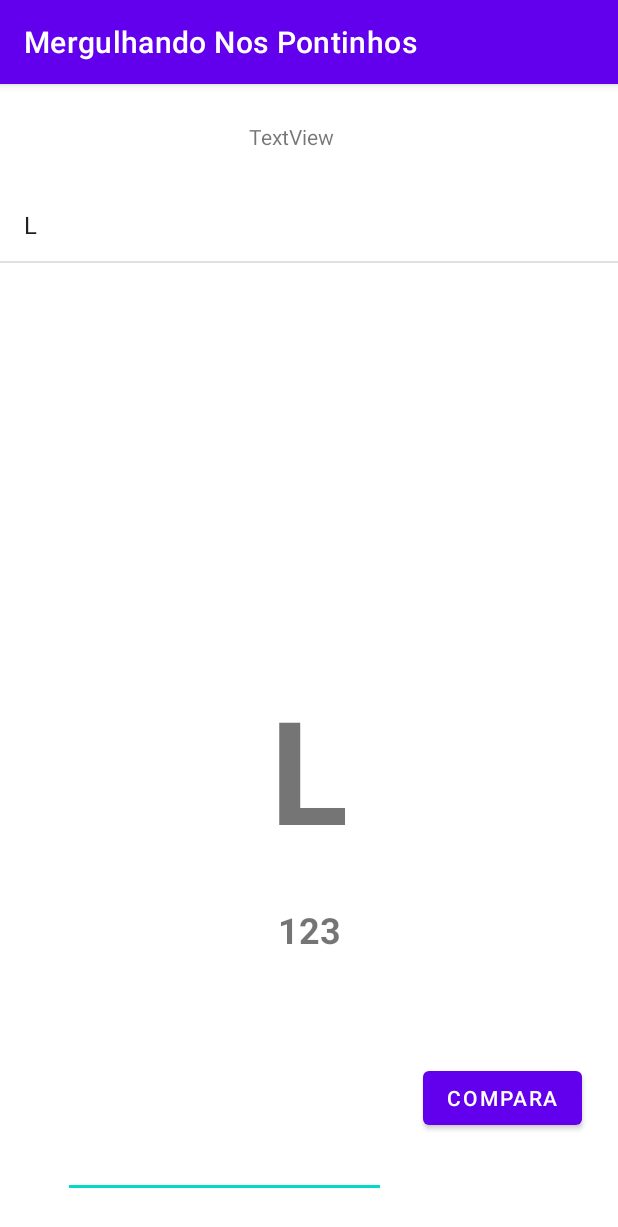
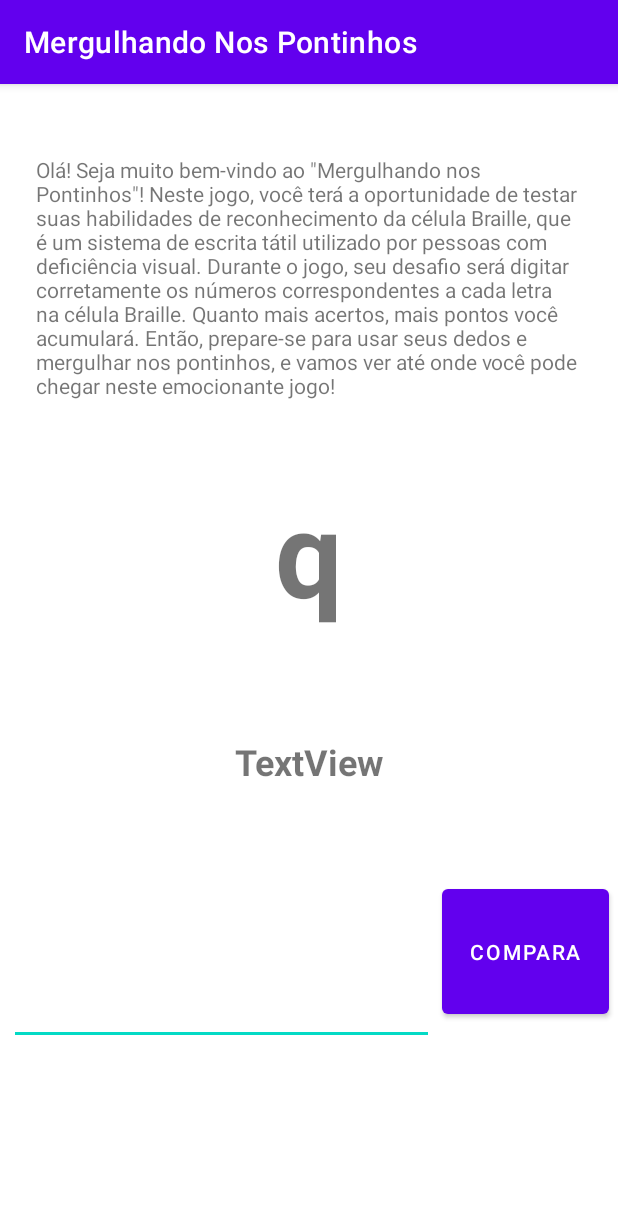
Before and after one commit to rbeninca/mergunlhadoNosPontinhos, an Android app: the screen it shows after launch (MainActivity), on a phone screen of 412 x 824 dp. Shown: the top 1227 px of the screen. Run offline under Robolectric (Android 15) with nearby library versions, the phone set to English and light mode, and no system bars.

Commit message:
Merge remote-tracking branch 'origin/master'
# Conflicts:
#	app/src/main/java/br/com/rbeninca/mergulhandonospontinhos/MainActivity.java

```diff
--- a/app/src/main/java/br/com/rbeninca/mergulhandonospontinhos/MainActivity.java
+++ b/app/src/main/java/br/com/rbeninca/mergulhandonospontinhos/MainActivity.java
@@ -22,7 +22,7 @@ import java.util.Locale;
 import java.util.Random;
 
 public class MainActivity extends AppCompatActivity implements View.OnClickListener {
-
+    Integer pontos= 0;
     EditText editTextResposta;
     TextView tvPergunta, tvCelaResposta;
     MergulhandoNosPontinhosManager manager;
@@ -41,13 +41,15 @@ public class MainActivity extends AppCompatActivity implements View.OnClickListe
         tvPergunta.setOnClickListener(this);
         Button button = findViewById(R.id.button);
         button.setOnClickListener(this);
-        listView = findViewById(R.id.listView);
+
+
 
 
         manager = new MergulhandoNosPontinhosManager();
         manager.iniciaJogo();
         carregaProximaLetra();
         lerTextoDoTextView();
+
 
         textToSpeech = new TextToSpeech(MainActivity.this, new TextToSpeech.OnInitListener() {
             @Override
@@ -66,14 +68,15 @@ public class MainActivity extends AppCompatActivity implements View.OnClickListe
         for (Letra l : manager.letrasSorteadas) {
             list.add(l.getCarater());
         }
+
         ArrayAdapter adapter = new ArrayAdapter(this, android.R.layout.simple_list_item_1, list);
-        listView.setAdapter(adapter);
+      //  listView.setAdapter(adapter);
 
     }
 
     public void carregaProximaLetra() {
         tvPergunta.setText(manager.getLetraAtual().getCarater());
-        tvCelaResposta.setText(manager.letraAtual.getStringCela());
+        //tvCelaResposta.setText(manager.letraAtual.getStringCela());
         lerTextoDoTextView();
         showListagem();
 
@@ -105,6 +108,7 @@ public class MainActivity extends AppCompatActivity implements View.OnClickListe
     }
 
     public void fazBeepErro() {
+
         ToneGenerator toneGen1 = new ToneGenerator(AudioManager.STREAM_MUSIC, 100);
         toneGen1.startTone(ToneGenerator.TONE_CDMA_ABBR_ALERT, 550);
     }
@@ -124,6 +128,7 @@ public class MainActivity extends AppCompatActivity implements View.OnClickListe
                     carregaProximaLetra();
                     listView.invalidate();
                     lerTextoDoTextView();
+
                 } else {
                     fazBeepErro();
                 }
--- a/app/src/main/java/br/com/rbeninca/mergulhandonospontinhos/MergulhandoNosPontinhosManager.java
+++ b/app/src/main/java/br/com/rbeninca/mergulhandonospontinhos/MergulhandoNosPontinhosManager.java
@@ -11,8 +11,10 @@ public class MergulhandoNosPontinhosManager {
 
     public MergulhandoNosPontinhosManager() {
         alfabetoBraile= new AlfabetoBraile();
-        alfabetoBraile.carregaAlfabetoCompletoAZ();
         letrasSorteadas = new ArrayList<Letra>();
+        //alfabetoBraile.carregaAlfabetoCompletoAZ();
+        alfabetoBraile.carregaTudo();
+
 
 
     }
@@ -23,7 +25,8 @@ public class MergulhandoNosPontinhosManager {
     }
 
     public void iniciaJogo() {
-        alfabetoBraile.carregaAlfabetoCompletoAZ();
+        //alfabetoBraile.carregaAlfabetoCompletoAZ();
+        alfabetoBraile.carregaTudo();
         letrasSorteadas.clear();
         sorteiaLetra();
         letrasSorteadas.add(letraAtual);
--- a/app/src/main/res/layout/activity_main.xml
+++ b/app/src/main/res/layout/activity_main.xml
@@ -8,23 +8,27 @@
 
     <Button
         android:id="@+id/button"
-        android:layout_width="wrap_content"
-        android:layout_height="wrap_content"
-        android:layout_marginEnd="24dp"
-        android:layout_marginBottom="68dp"
+        android:layout_width="111dp"
+        android:layout_height="95dp"
         android:text="Compara"
-        app:layout_constraintBottom_toBottomOf="parent"
-        app:layout_constraintEnd_toEndOf="parent" />
+        app:layout_constraintBottom_toBottomOf="@+id/editTextResposta"
+        app:layout_constraintEnd_toEndOf="parent"
+        app:layout_constraintHorizontal_bias="0.5"
+        app:layout_constraintStart_toEndOf="@+id/editTextResposta"
+        app:layout_constraintTop_toTopOf="@+id/editTextResposta" />
 
     <TextView
         android:id="@+id/textView"
-        android:layout_width="wrap_content"
+        android:layout_width="0dp"
         android:layout_height="wrap_content"
-        android:layout_marginStart="166dp"
-        android:text="TextView"
-        app:layout_constraintBottom_toTopOf="@+id/listView"
+        android:layout_marginStart="24dp"
+        android:layout_marginEnd="24dp"
+        android:text="Olá! Seja muito bem-vindo ao &quot;Mergulhando nos Pontinhos&quot;! Neste jogo, você terá a oportunidade de testar suas habilidades de reconhecimento da célula Braille, que é um sistema de escrita tátil utilizado por pessoas com deficiência visual. Durante o jogo, seu desafio será digitar corretamente os números correspondentes a cada letra na célula Braille. Quanto mais acertos, mais pontos você acumulará. Então, prepare-se para usar seus dedos e mergulhar nos pontinhos, e vamos ver até onde você pode chegar neste emocionante jogo!"
+        app:layout_constraintBottom_toTopOf="@+id/textViewPergunta"
+        app:layout_constraintEnd_toEndOf="parent"
         app:layout_constraintStart_toStartOf="parent"
-        app:layout_constraintTop_toTopOf="parent" />
+        app:layout_constraintTop_toTopOf="parent"
+        app:layout_constraintVertical_bias="0.26" />
 
     <TextView
         android:id="@+id/textViewPergunta"
@@ -33,22 +37,23 @@
         android:text="TextView"
         android:textAlignment="center"
         android:textAllCaps="false"
-        android:textSize="96sp"
+        android:textSize="80sp"
         android:textStyle="bold"
         app:layout_constraintBottom_toTopOf="@+id/textViewCelaResposta"
         app:layout_constraintEnd_toEndOf="parent"
-        app:layout_constraintHorizontal_bias="0.5"
         app:layout_constraintStart_toStartOf="parent"
-        app:layout_constraintTop_toBottomOf="@+id/listView" />
+        app:layout_constraintTop_toBottomOf="@+id/textView" />
 
     <EditText
         android:id="@+id/editTextResposta"
-        android:layout_width="215dp"
-        android:layout_height="137dp"
-        android:layout_marginStart="42dp"
+        android:layout_width="283dp"
+        android:layout_height="125dp"
+        android:layout_marginBottom="80dp"
         android:ems="10"
         android:inputType="number"
         app:layout_constraintBottom_toBottomOf="parent"
+        app:layout_constraintEnd_toStartOf="@+id/button"
+        app:layout_constraintHorizontal_bias="0.5"
         app:layout_constraintStart_toStartOf="parent"
         app:layout_constraintTop_toBottomOf="@+id/textViewCelaResposta" />
 
@@ -61,16 +66,7 @@
         android:textStyle="bold"
         app:layout_constraintBottom_toTopOf="@+id/editTextResposta"
         app:layout_constraintEnd_toEndOf="parent"
-        app:layout_constraintHorizontal_bias="0.5"
         app:layout_constraintStart_toStartOf="parent"
         app:layout_constraintTop_toBottomOf="@+id/textViewPergunta" />
 
-    <ListView
-        android:id="@+id/listView"
-        android:layout_width="416dp"
-        android:layout_height="296dp"
-        android:scrollbars="vertical"
-        app:layout_constraintBottom_toTopOf="@+id/textViewPergunta"
-        app:layout_constraintTop_toBottomOf="@+id/textView"
-        tools:layout_editor_absoluteX="0dp" />
 </androidx.constraintlayout.widget.ConstraintLayout>
```
Also changed, not shown: app/src/main/java/br/com/rbeninca/mergulhandonospontinhos/AlfabetoBraile.java (+128 -104 lines).
